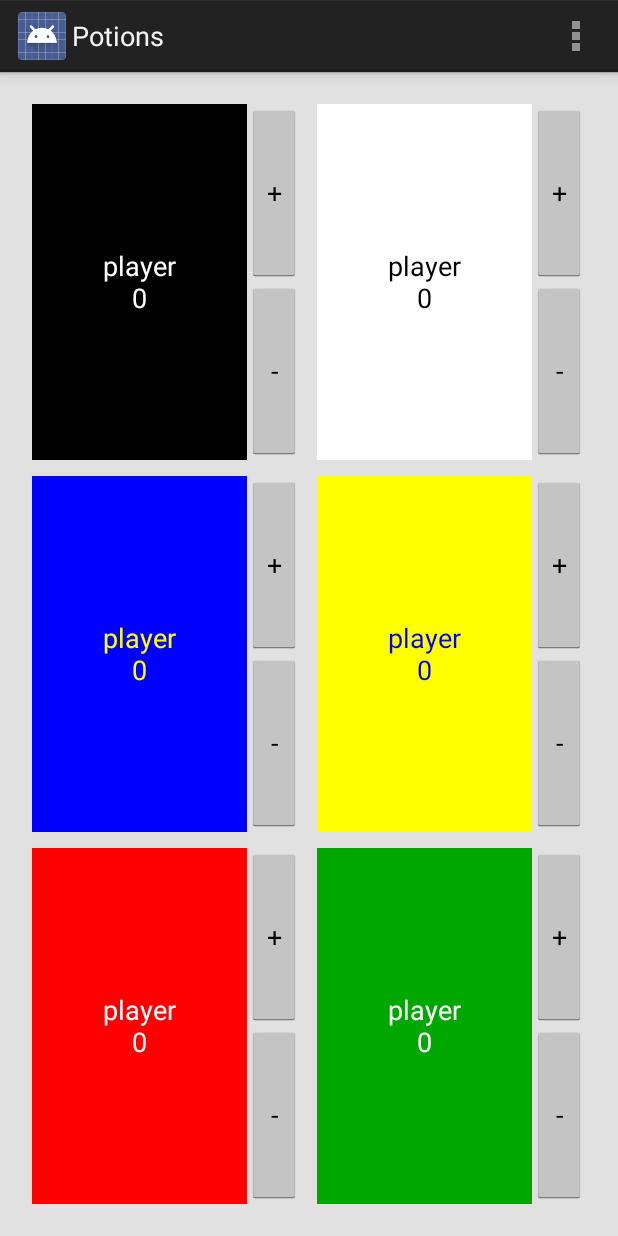
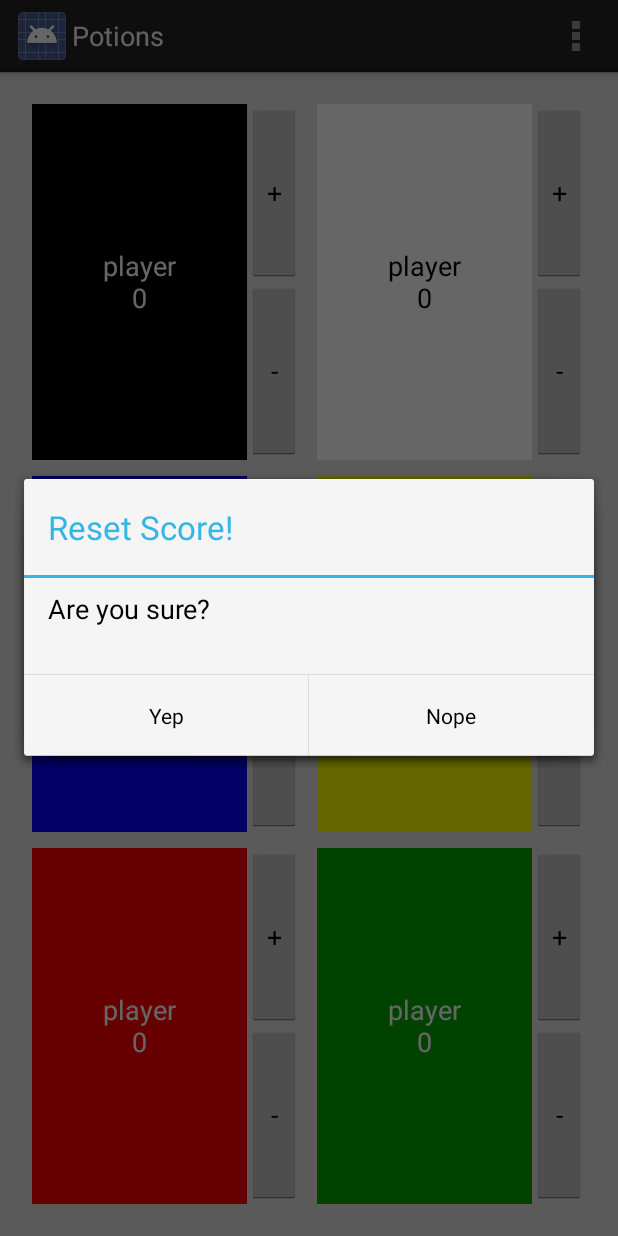
Before and after one commit to dnaz/potions, an Android app: the screen it shows after launch (MyActivity), in the options menu, after a tap on "Clear Results", on a phone screen of 412 x 824 dp. Run offline under Robolectric (Android 15) with nearby library versions, the phone set to English and light mode, and no system bars.

Commit message:
add alert dialog on result clearance

```diff
--- a/app/src/main/java/com/example/potions/MyActivity.java
+++ b/app/src/main/java/com/example/potions/MyActivity.java
@@ -101,9 +101,21 @@ public class MyActivity extends Activity {
     }
 
     private void resetScores() {
-        for (Integer playerId : playerIds) {
-            ((PlayerView) (findViewById(playerId))).resetScore();
-        }
+        new AlertDialog.Builder(this)
+                .setTitle(R.string.reset_score_dialog_title)
+                .setMessage(getString(R.string.reset_score_message))
+                .setNegativeButton(R.string.yes_title, new DialogInterface.OnClickListener() {
+                    @Override
+                    public void onClick(DialogInterface dialogInterface, int i) {
+                        for (Integer playerId : playerIds) {
+                            ((PlayerView) (findViewById(playerId))).resetScore();
+                        }
+                    }
+                }
+                )
+                .setPositiveButton(R.string.no_title, null)
+                .show();
+
     }
 
     private List<Integer> findWinnerColors() {
--- a/app/src/main/res/values/strings.xml
+++ b/app/src/main/res/values/strings.xml
@@ -15,6 +15,10 @@
     <string name="clear_results_button_title">Clear Results</string>
     <string name="plus_label">+</string>
     <string name="minus_label">-</string>
+    <string name="reset_score_dialog_title">Reset Score!</string>
+    <string name="reset_score_message">Are you sure?</string>
+    <string name="yes_title">Yep</string>
+    <string name="no_title">Nope</string>
 
 
 </resources>
```
